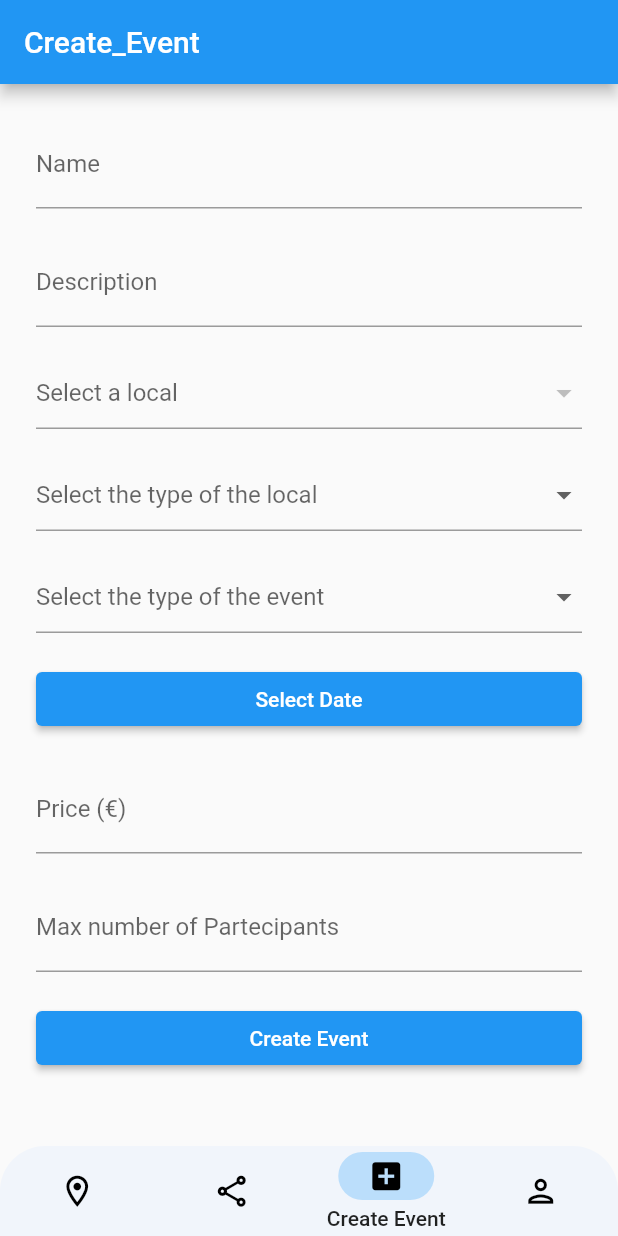
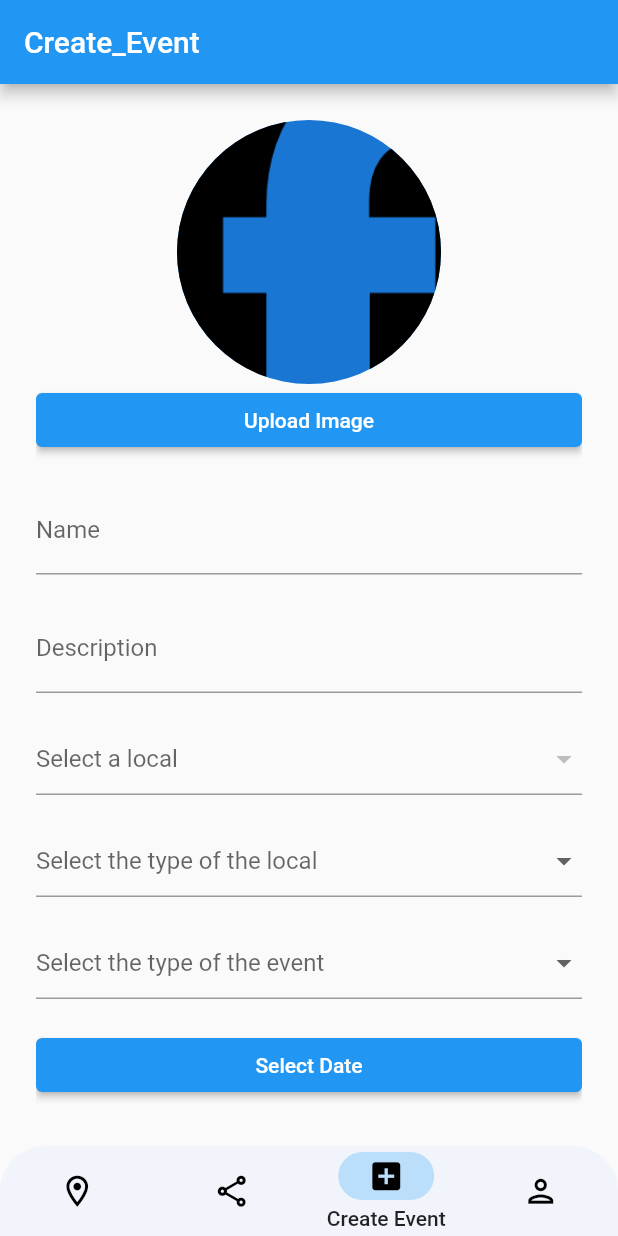
Before and after one commit to enricosarneri/Design-and-Implementation-of-Mobile-Applications, a Flutter app: the screen it shows once a user with an empty profile is signed in, item 3 of the bottom bar chosen, on a phone screen of 412 x 824 dp. Run offline on Flutter 3.47's test engine with Material 2 defaults, Android fonts, the phone set to English and light mode, and no system bars; drawn by our look-alikes of sliding_up_panel; our stand-ins replace cloud_firestore, file_picker, firebase_auth, firebase_core, firebase_storage, fluttertoast and 10 more; missing offline and left inert: clickable_list_wheel_view, draggable_bottom_sheet, draggable_scrollbar, flutter_facebook_login, geocoder, qr_code_scanner and 1 more; accounts and stored records are empty.

Commit message:
uploading images

```diff
--- a/Event_handler_application/lib/map_completer/searchMapPlaceWidget.dart
+++ b/Event_handler_application/lib/map_completer/searchMapPlaceWidget.dart
@@ -188,7 +188,7 @@ class _SearchMapPlaceWidgetState extends State<SearchMapPlaceWidget>
         children: <Widget>[
           Icon(
             Icons.person,
-            color: Colors.blue,
+            color: Colors.black54,
           ),
           Container(width: 15),
           Expanded(
@@ -216,8 +216,8 @@ class _SearchMapPlaceWidgetState extends State<SearchMapPlaceWidget>
               child: AnimatedCrossFade(
                 crossFadeState: _crossFadeState!,
                 duration: Duration(milliseconds: 300),
-                firstChild: Icon(widget.icon, color: widget.iconColor),
-                secondChild: Icon(Icons.clear, color: widget.iconColor),
+                firstChild: Icon(widget.icon, color: Colors.black54),
+                secondChild: Icon(Icons.clear, color: Colors.black54),
               ),
             ),
           if (!widget.hasClearButton) Icon(widget.icon, color: widget.iconColor)
--- a/Event_handler_application/lib/models/event.dart
+++ b/Event_handler_application/lib/models/event.dart
@@ -1,6 +1,7 @@
 class Event {
   final String managerId;
   final String name;
+  final String urlImage;
   final String description;
   final double latitude;
   final double longitude;
@@ -24,7 +25,7 @@ class Event {
   get getManagerId => managerId;
 
   get getName => name;
-
+  get getUrlImage => urlImage;
   get getDescription => description;
 
   get getLatitude => latitude;
@@ -50,6 +51,7 @@ class Event {
   Event(
       this.managerId,
       this.name,
+      this.urlImage,
       this.description,
       this.latitude,
       this.longitude,
--- a/Event_handler_application/lib/screens/events/manager_events.dart
+++ b/Event_handler_application/lib/screens/events/manager_events.dart
@@ -71,6 +71,7 @@ class ManagerEvents extends StatelessWidget {
                                               Event event = Event(
                                                   data.docs[index]['manager'],
                                                   data.docs[index]['name'],
+                                                  data.docs[index]['urlImage'],
                                                   data.docs[index]
                                                       ['description'],
                                                   data.docs[index]['latitude'],
--- a/Event_handler_application/lib/screens/events/my_events.dart
+++ b/Event_handler_application/lib/screens/events/my_events.dart
@@ -76,6 +76,8 @@ class MyEvents extends StatelessWidget {
                                                     data.docs[index]['manager'],
                                                     data.docs[index]['name'],
                                                     data.docs[index]
+                                                        ['urlImage'],
+                                                    data.docs[index]
                                                         ['description'],
                                                     data.docs[index]
                                                         ['latitude'],
--- a/Event_handler_application/lib/screens/home/home.dart
+++ b/Event_handler_application/lib/screens/home/home.dart
@@ -23,7 +23,7 @@ class _HomeState extends State<Home> {
   int index = 0;
   double panelPosition = 200;
   Event event =
-      Event('', '', '', 0, 0, '', '', '', '', 0, 0, '', [], [], [], 0);
+      Event('', '', '', '', 0, 0, '', '', '', '', 0, 0, '', [], [], [], 0);
   final screens = [
     GoogleMapScreen(),
     Share_Link(),
--- a/Event_handler_application/lib/screens/home/pages/create_event.dart
+++ b/Event_handler_application/lib/screens/home/pages/create_event.dart
@@ -1,4 +1,5 @@
 import 'dart:developer';
+import 'dart:io';
 
 import 'package:event_handler/models/local.dart';
 import 'package:event_handler/models/user.dart';
@@ -6,9 +7,12 @@ import 'package:event_handler/screens/home/home.dart';
 import 'package:event_handler/screens/wrapper.dart';
 import 'package:event_handler/services/auth.dart';
 import 'package:event_handler/services/database.dart';
+import 'package:firebase_storage/firebase_storage.dart';
 import 'package:flutter/cupertino.dart';
 import 'package:flutter/material.dart';
+import 'package:http/http.dart';
 import 'package:provider/provider.dart';
+import 'package:image_picker/image_picker.dart';
 
 class Create_Event extends StatefulWidget {
   @override
@@ -16,6 +20,27 @@ class Create_Event extends StatefulWidget {
 }
 
 class _Create_EventState extends State<Create_Event> {
+  ImagePicker image = ImagePicker();
+  File? file;
+  String _urlImage = '';
+
+  getImage() async {
+    var img = await image.pickImage(source: ImageSource.gallery);
+    setState(() {
+      file = File(img!.path);
+    });
+  }
+
+  uploadFile() async {
+    var imageFile =
+        await FirebaseStorage.instance.ref().child("path").child("/.jpg");
+    UploadTask task = imageFile.putFile(file!);
+    TaskSnapshot snapshot = await task;
+    //for downloading
+    _urlImage = await snapshot.ref.getDownloadURL();
+    print(_urlImage);
+  }
+
   final AuthService _authService = AuthService();
   final GlobalKey<FormState> _key = GlobalKey<FormState>();
   final locals = ['', '', ''];
@@ -40,6 +65,20 @@ class _Create_EventState extends State<Create_Event> {
 
   String _price = '';
   DateTime? _eventDate;
+
+  Widget _buildImage() {
+    return InkWell(
+      onTap: () {
+        getImage();
+      },
+      child: CircleAvatar(
+        radius: 88,
+        backgroundImage: file == null
+            ? AssetImage('assets/facebook.png')
+            : FileImage(File(file!.path)) as ImageProvider,
+      ),
+    );
+  }
 
   Widget _buildName() {
     return TextFormField(
@@ -231,6 +270,14 @@ class _Create_EventState extends State<Create_Event> {
               key: _key,
               child: ListView(
                 children: <Widget>[
+                  _buildImage(),
+                  ElevatedButton(
+                    onPressed: () {
+                      uploadFile();
+                    },
+                    child: Text("Upload Image"),
+                  ),
+                  SizedBox(height: 20),
                   _buildName(),
                   SizedBox(height: 20),
                   _buildDescription(),
@@ -282,10 +329,12 @@ class _Create_EventState extends State<Create_Event> {
                         if (!_key.currentState!.validate()) {
                           return;
                         }
+
                         await DatabaseService(
                                 _authService.getCurrentUser()!.uid)
                             .createEventData(
                                 _name,
+                                _urlImage,
                                 _description,
                                 _address,
                                 _placeName,
@@ -296,6 +345,7 @@ class _Create_EventState extends State<Create_Event> {
                                 _price,
                                 0,
                                 localName);
+
                         Navigator.of(context).pushAndRemoveUntil(
                             MaterialPageRoute(builder: (context) => Wrapper()),
                             (Route<dynamic> route) => false);
--- a/Event_handler_application/pubspec.yaml
+++ b/Event_handler_application/pubspec.yaml
@@ -56,10 +56,10 @@ dependencies:
   qr_code_scanner: ^0.6.1
   qr_flutter: ^4.0.0
   file_picker: ^4.3.1
-
+  image_picker: ^0.8.4+4
   clickable_list_wheel_view: ^0.0.4
   intl: ^0.17.0
-
+  firebase_storage: ^10.2.5
   share: ^2.0.4
 
 dev_dependencies:
@@ -87,7 +87,7 @@ flutter:
   # To add assets to your application, add an assets section, like this:
   assets:
     - assets/
-  #   - images/a_dot_burr.jpeg
+
   #   - images/a_dot_ham.jpeg
 
   # An image asset can refer to one or more resolution-specific "variants", see
```
Also changed, not shown: Event_handler_application/lib/screens/home/pages/google_map_screen.dart (+17 -2 lines), Event_handler_application/lib/services/database.dart (+7 -0 lines), Event_handler_application/assets/marker.png (added), Event_handler_application/assets/marker1-1.png (added), Event_handler_application/assets/marker1.png (added), Event_handler_application/pubspec.lock.
